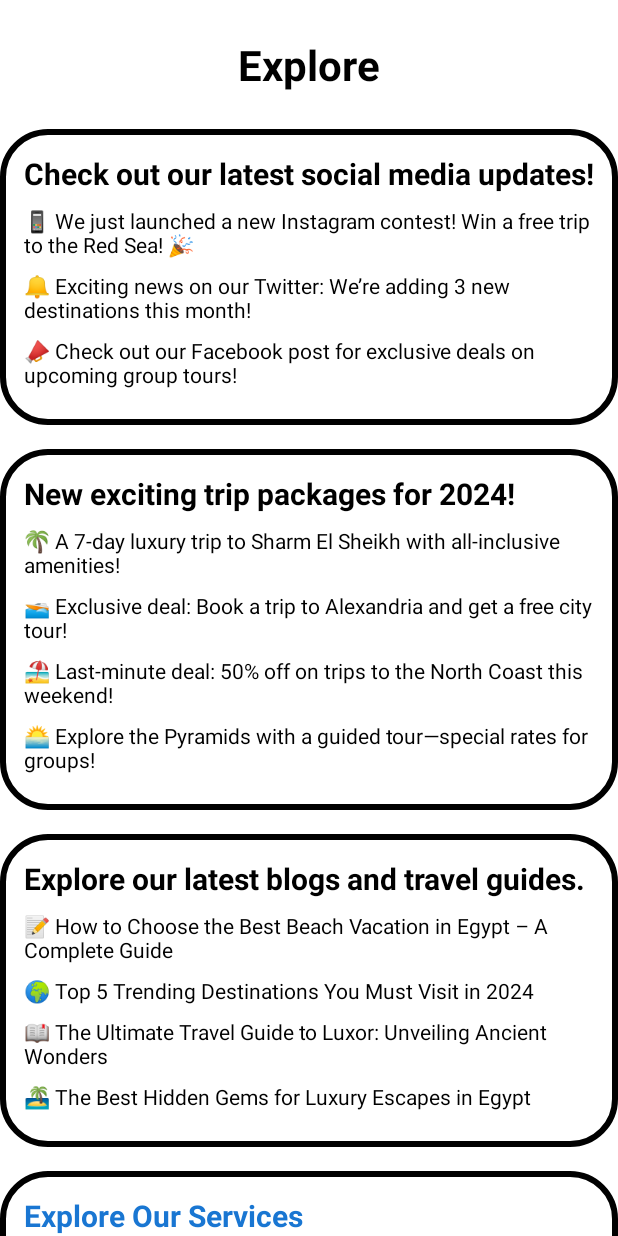
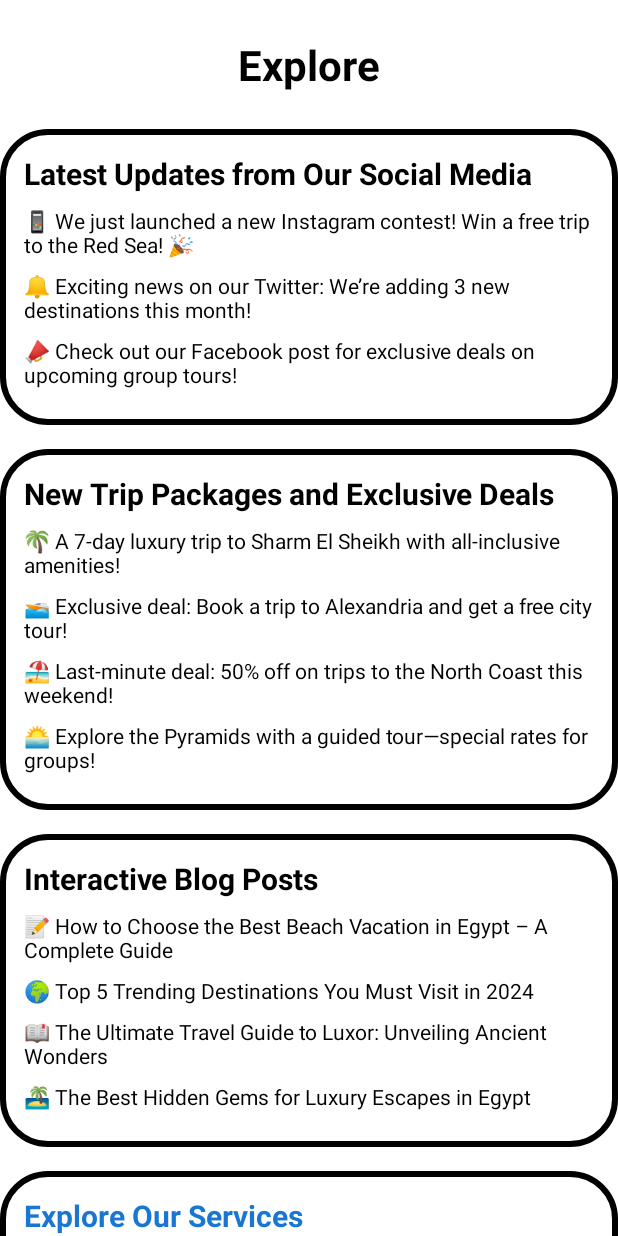
Before and after one commit to Ahmed-Emadeldin-Haggag/Toura, an Android app: the ExploreActivity screen opened directly, with no data from a screen before it, on a phone screen of 412 x 824 dp. Run offline under Robolectric (Android 15) with nearby library versions, the light colour scheme and no system bars.

```diff
--- a/app/src/main/AndroidManifest.xml
+++ b/app/src/main/AndroidManifest.xml
@@ -46,6 +46,12 @@
         </activity>
 
         <activity
+            android:name=".Sign_Out"
+            android:exported="true">
+
+        </activity>
+
+        <activity
             android:name=".ExploreActivity"
             android:exported="true">
 
--- a/app/src/main/java/com/example/touraapplication/ExploreActivity.kt
+++ b/app/src/main/java/com/example/touraapplication/ExploreActivity.kt
@@ -2,37 +2,14 @@ package com.example.touraapplication
 
 import android.annotation.SuppressLint
 import android.os.Bundle
-import android.widget.Button
-import android.widget.TextView
 import androidx.appcompat.app.AppCompatActivity
 
 class ExploreActivity : AppCompatActivity() {
 
-    private lateinit var latestUpdatesText: TextView
-    private lateinit var tripPackagesText: TextView
-    private lateinit var blogPostsText: TextView
-    private lateinit var callToActionButton: Button
 
     @SuppressLint("MissingInflatedId")
     override fun onCreate(savedInstanceState: Bundle?) {
         super.onCreate(savedInstanceState)
         setContentView(R.layout.explore_activity)
-
-        // Binding views using findViewById
-        latestUpdatesText = findViewById(R.id.latestUpdatesTitle)
-        tripPackagesText = findViewById(R.id.newTripPackagesTitle)
-        blogPostsText = findViewById(R.id.blogPostsAndGuidesTitle)
-        callToActionButton = findViewById(R.id.callToActionButton)
-
-        // Setting initial text for TextViews
-        latestUpdatesText.text = "Check out our latest social media updates!"
-        tripPackagesText.text = "New exciting trip packages for 2024!"
-        blogPostsText.text = "Explore our latest blogs and travel guides."
-
-        // Setting up a click listener for the call-to-action button
-        callToActionButton.setOnClickListener {
-            // Example interaction
-            callToActionButton.text = "Clicked!" // Change button text on click
-        }
     }
 }
```
